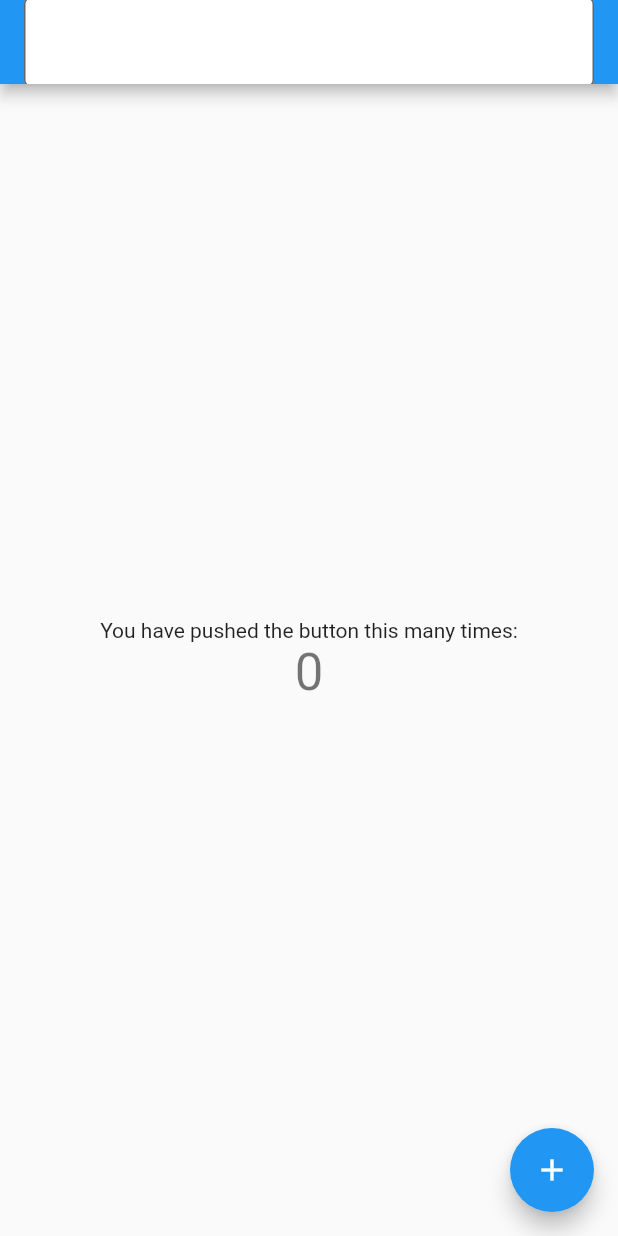
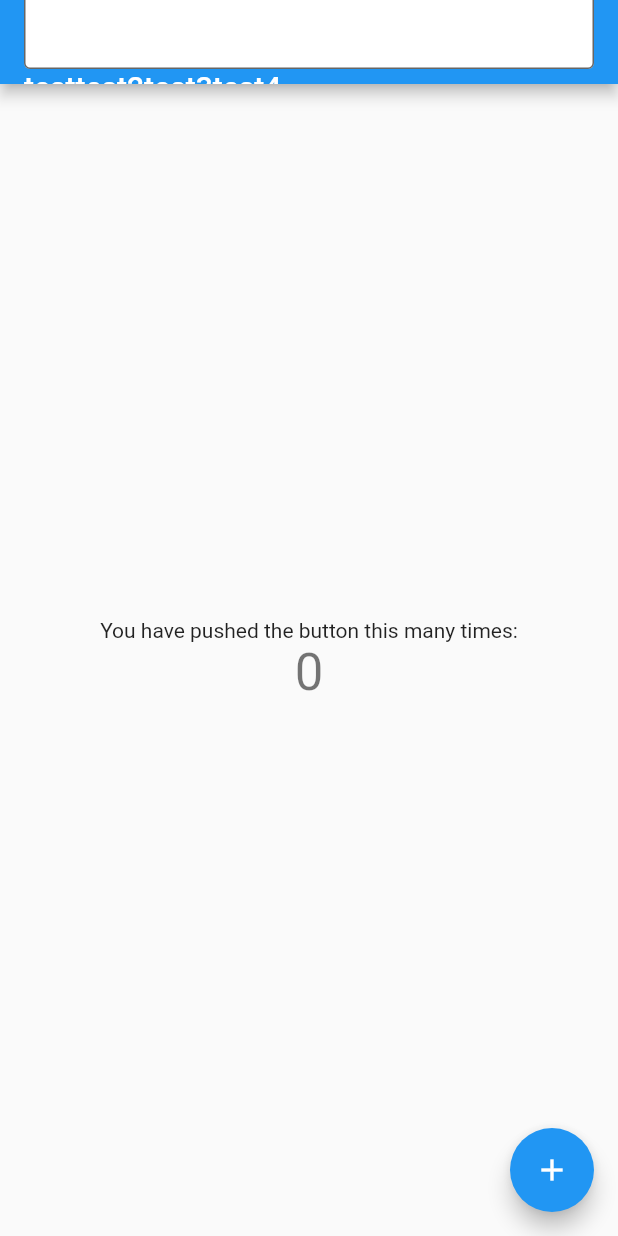
Before and after one commit to yukinkomob/my_app, a Flutter app: the screen it shows after launch, on a phone screen of 412 x 824 dp. Run offline on Flutter 3.47's test engine with Material 2 defaults, Android fonts, the phone set to English and light mode, and no system bars.

Commit message:
アプリバーに検索フィールドとテキストを追加

```diff
--- a/lib/main.dart
+++ b/lib/main.dart
@@ -77,15 +77,26 @@ class _MyHomePageState extends State<MyHomePage> {
       appBar: AppBar(
           // Here we take the value from the MyHomePage object that was created by
           // the App.build method, and use it to set our appbar title.
-          title: const TextField(
-        cursorColor: Colors.black,
-        decoration: InputDecoration(
-            fillColor: Colors.white,
-            filled: true,
-            border: OutlineInputBorder()),
-      )
-          // title: Text(widget.title),
+          title: Column(
+        children: [
+          TextField(
+            cursorColor: Colors.black,
+            decoration: InputDecoration(
+              fillColor: Colors.white,
+              filled: true,
+              border: OutlineInputBorder(),
+            ),
           ),
+          Row(
+            children: [
+              Text("test"),
+              Text("test2"),
+              Text("test3"),
+              Text("test4"),
+            ],
+          )
+        ],
+      )),
       body: Center(
         // Center is a layout widget. It takes a single child and positions it
         // in the middle of the parent.
```
